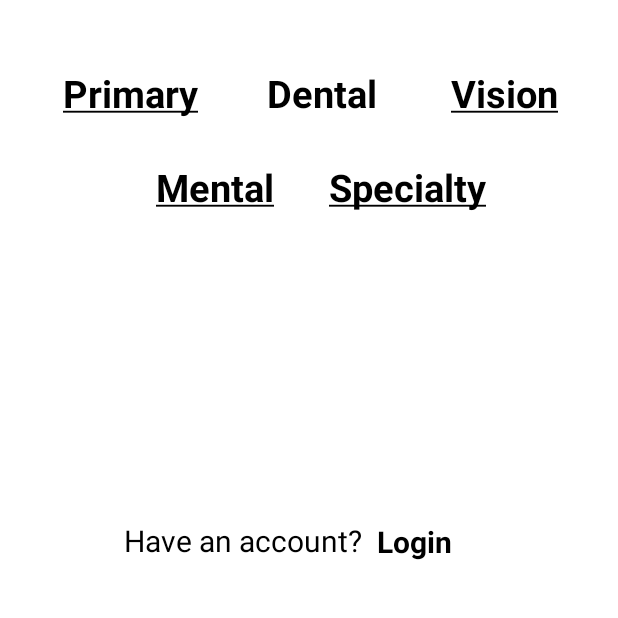
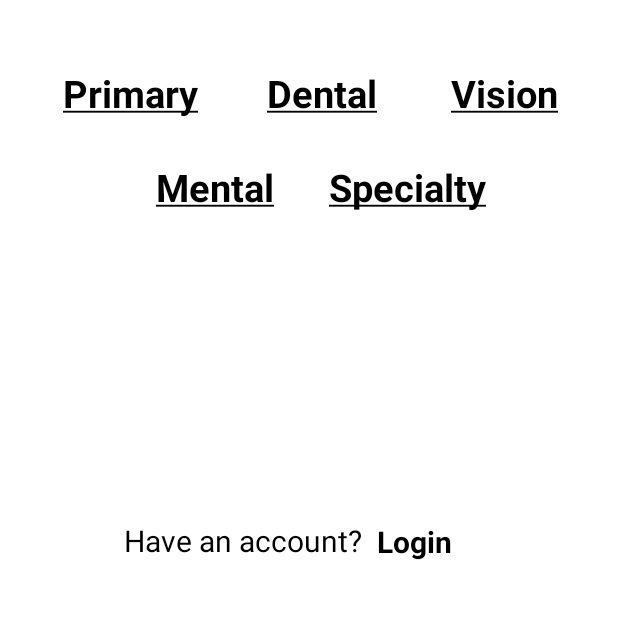
Before and after one commit to NP1022/Huda_Application, an Android app: the screen it shows after launch (NewLogin), on a phone screen of 412 x 824 dp, the part 455-1073 px from its top. Run offline under Robolectric (Android 15) with nearby library versions, the phone set to English and light mode, and no system bars.

Commit message:
Updating translations

```diff
--- a/app/src/main/res/layout/activity_new_login.xml
+++ b/app/src/main/res/layout/activity_new_login.xml
@@ -14,7 +14,7 @@
         android:layout_marginStart="48dp"
         android:layout_marginTop="62dp"
         android:layout_marginEnd="51dp"
-        android:text="Dental"
+        android:text="@string/DentalNewLogin"
         android:textAlignment="center"
         android:textColor="@color/black"
         android:textSize="25dp"
--- a/app/src/main/res/values/strings.xml
+++ b/app/src/main/res/values/strings.xml
@@ -41,13 +41,16 @@
     <string name="contact">CONTACT US</string>
     <string name="patients_page">APPOINTMENTS</string>
 
-<!--    Services-->
+<!--    New Login / Services-->
     <string name="healthservices">Free Health Services</string>
     <string name="PrimaryNewLogin"><u>Primary</u></string>
     <string name="MentalNewLogin"><u>Mental</u></string>
     <string name="VisionNewLogin"><u>Vision</u></string>
     <string name="DentalNewLogin"><u>Dental</u></string>
     <string name="SpecialityNewLogin"><u>Specialty</u></string>
+    <string name="HaveAnAccount">Have An Account?</string>
+    <string name="DontHaveAnAccount">Don\'t Have An Account?</string>
+    <string name="SignUp">Sign Up</string>
     <string name="PrimaryCare">Primary Care</string>
     <string name="MentalCare">Mental Care</string>
     <string name="VisionHealth">Vision Care</string>
```
Also changed, not shown: 5 other files.
